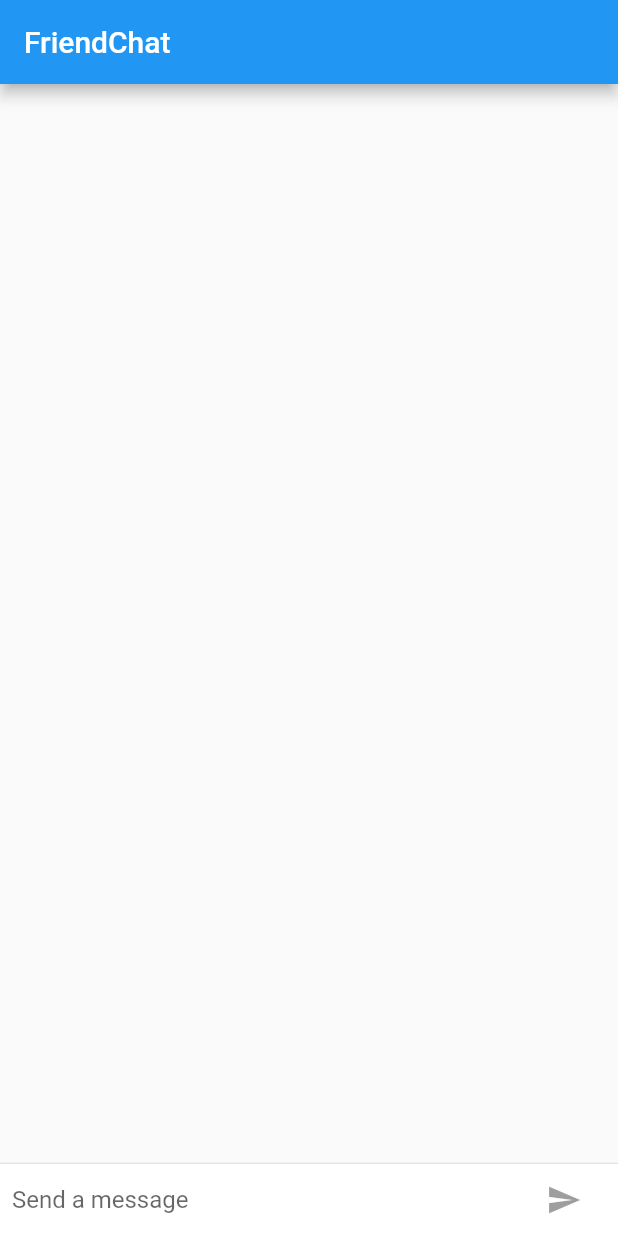
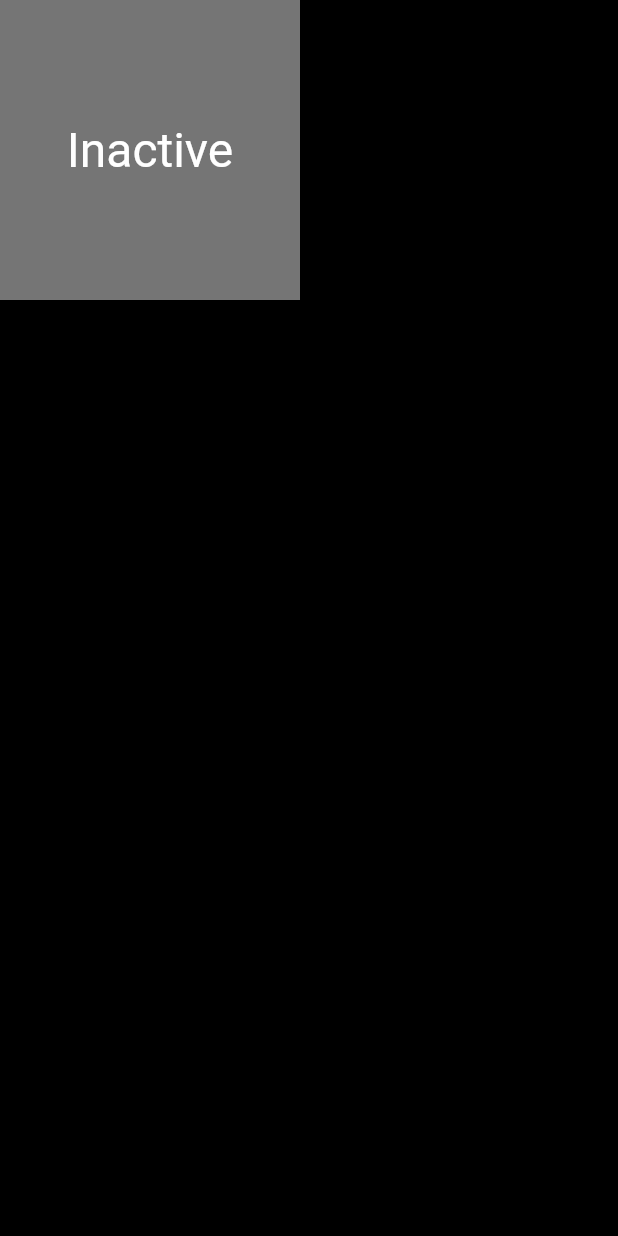
Before and after one commit to wangbin0802/FlutterApp, a Flutter app: the screen it shows after launch, on a phone screen of 412 x 824 dp. Run offline on Flutter 3.47's test engine with Material 2 defaults, Android fonts, the phone set to English and light mode, and no system bars; generated files the repository leaves out were written again.

Commit message:
Chapter flutter practice.

```diff
--- a/flutter_app/lib/widget/chat_screen.dart
+++ b/flutter_app/lib/widget/chat_screen.dart
@@ -21,6 +21,12 @@ class _ChatScreenState extends State<ChatScreen> with TickerProviderStateMixin {
       message.animationController.dispose();
     }
     super.dispose();
+  }
+
+  @override
+  void didUpdateWidget(covariant ChatScreen oldWidget) {
+    print("chat screen did update widget");
+    super.didUpdateWidget(oldWidget);
   }
 
   @override
--- /dev/null
+++ b/flutter_app/lib/widget/manage_state.dart
@@ -0,0 +1,59 @@
+import 'package:flutter/material.dart';
+
+class ParentWidget extends StatefulWidget {
+  const ParentWidget({key}) : super(key: key);
+
+  @override
+  _ParentWidgetState createState() => _ParentWidgetState();
+}
+
+class _ParentWidgetState extends State<ParentWidget> {
+  bool _active = false;
+
+  void _handleTapBoxChanged(bool newValue) {
+    setState(() {
+      _active = newValue;
+    });
+  }
+
+  @override
+  Widget build(BuildContext context) {
+    return Container(
+      child: TapboxB(
+        onChanged: _handleTapBoxChanged,
+        active: _active,),
+    );
+  }
+}
+
+class TapboxB extends StatelessWidget {
+  bool active;
+  ValueChanged<bool> onChanged;
+
+  TapboxB({key, this.active: false, @required this.onChanged})
+      : super(key: key);
+
+  void _handleTap() {
+    onChanged(!active);
+  }
+
+  @override
+  Widget build(BuildContext context) {
+    return GestureDetector(
+      onTap: _handleTap,
+      child: Container(
+        child: Center(
+          child: Text(
+            active ? "Active" : "Inactive",
+            style: TextStyle(fontSize: 32, color: Colors.white),
+          ),
+        ),
+        height: 200,
+        width: 200,
+        decoration: BoxDecoration(
+          color: active ? Colors.lightGreen[700] : Colors.grey[600]
+        ),
+      ),
+    );
+  }
+}
```
Also changed, not shown: flutter_app/lib/main.dart (+40 -4 lines), flutter_app/lib/widget/flutter_practice1.dart (added, +10 -0 lines), flutter_app/lib/widget/general_widget.dart (added, +33 -0 lines), flutter_app/pubspec.lock, 1 other file.
